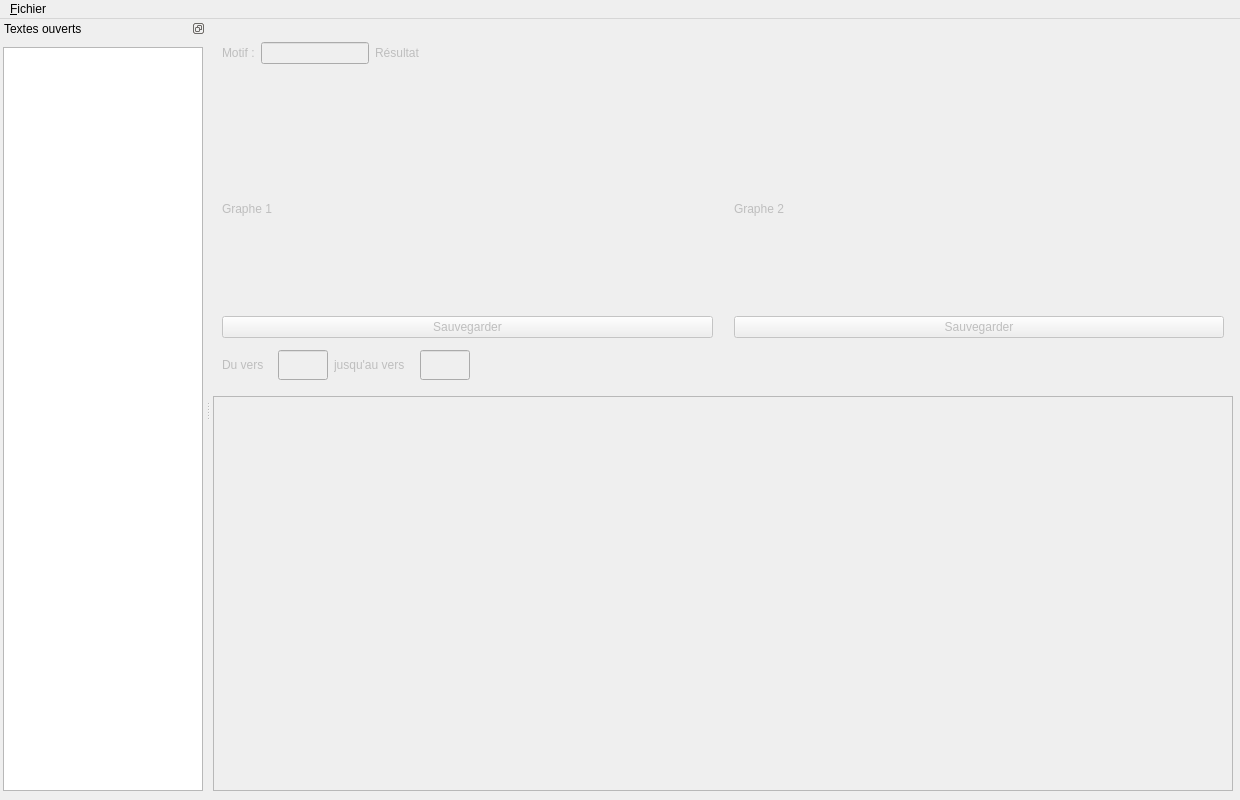
Above: gui.ui from guilhem-pujol/SHS before the change. Below: the same form after it.
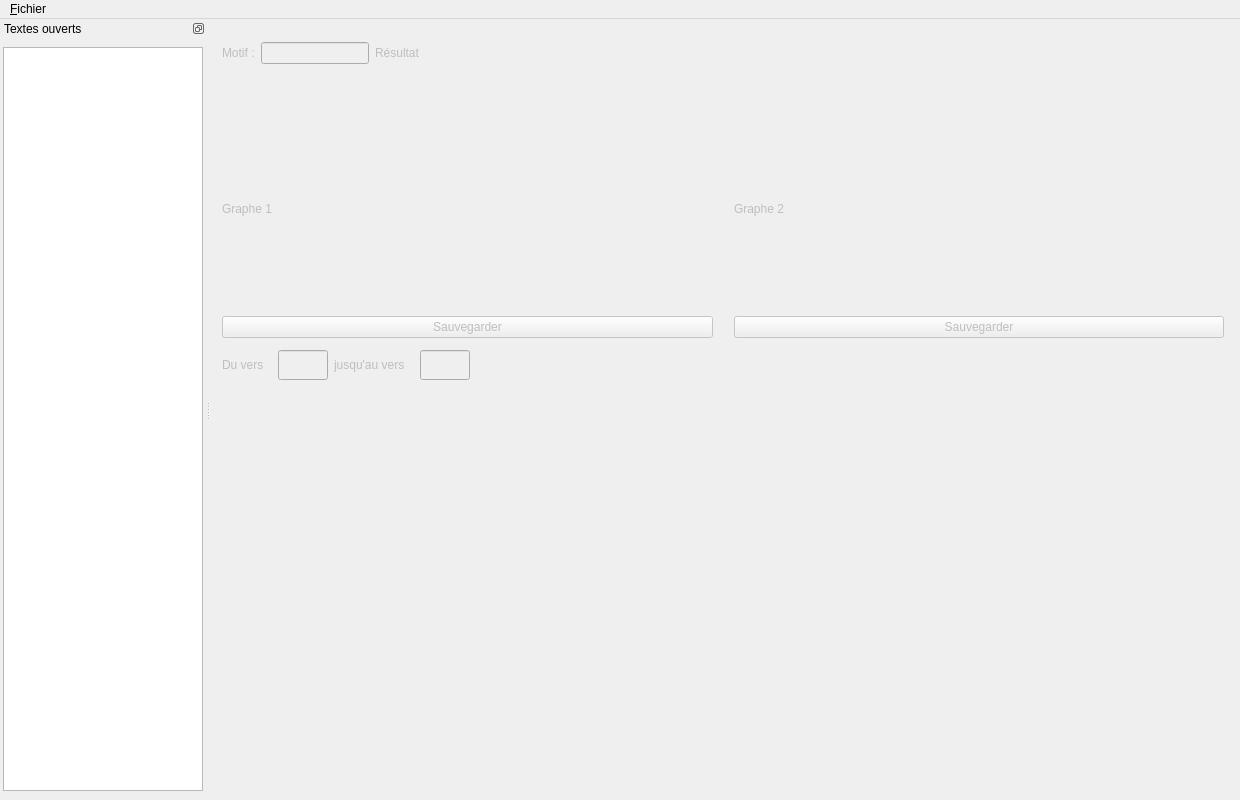
That is the form after the change.

Commit message: New text display

```diff
--- a/gui.ui
+++ b/gui.ui
@@ -366,38 +366,9 @@
      </widget>
     </item>
     <item>
-     <widget class="QTextEdit" name="textDisplay">
-      <property name="sizePolicy">
-       <sizepolicy hsizetype="Expanding" vsizetype="Expanding">
-        <horstretch>0</horstretch>
-        <verstretch>0</verstretch>
-       </sizepolicy>
-      </property>
-      <property name="minimumSize">
-       <size>
-        <width>1020</width>
-        <height>0</height>
-       </size>
-      </property>
-      <property name="maximumSize">
-       <size>
-        <width>1020</width>
-        <height>16777215</height>
-       </size>
-      </property>
-      <property name="readOnly">
-       <bool>true</bool>
-      </property>
-      <property name="html">
-       <string>&lt;!DOCTYPE HTML PUBLIC &quot;-//W3C//DTD HTML 4.0//EN&quot; &quot;http://www.w3.org/TR/REC-html40/strict.dtd&quot;&gt;
-&lt;html&gt;&lt;head&gt;&lt;meta name=&quot;qrichtext&quot; content=&quot;1&quot; /&gt;&lt;style type=&quot;text/css&quot;&gt;
-p, li { white-space: pre-wrap; }
-&lt;/style&gt;&lt;/head&gt;&lt;body style=&quot; font-family:'Droid Sans'; font-size:10pt; font-weight:400; font-style:normal;&quot;&gt;
-&lt;p style=&quot;-qt-paragraph-type:empty; margin-top:0px; margin-bottom:0px; margin-left:0px; margin-right:0px; -qt-block-indent:0; text-indent:0px;&quot;&gt;&lt;br /&gt;&lt;/p&gt;&lt;/body&gt;&lt;/html&gt;</string>
-      </property>
-      <property name="acceptRichText">
-       <bool>true</bool>
-      </property>
+     <widget class="QStackedWidget" name="textDisplay">
+      <widget class="QWidget" name="page"/>
+      <widget class="QWidget" name="page_2"/>
      </widget>
     </item>
    </layout>
```
The commit also changes 4 other files.
